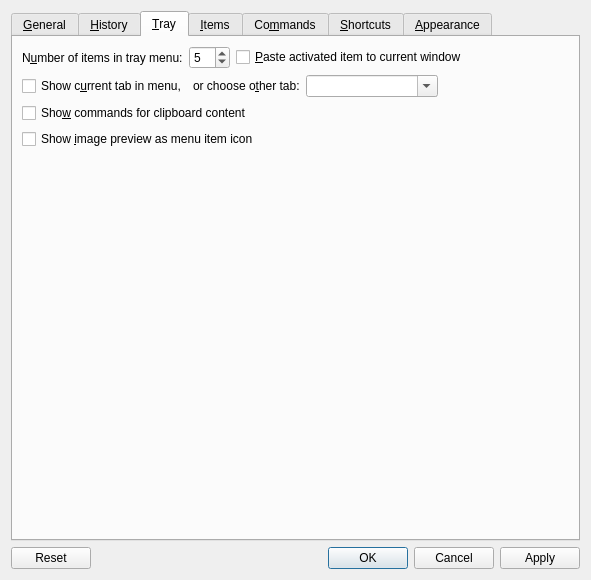
Before: the Qt Designer form src/ui/configurationmanager.ui in hluk/CopyQ, drawn with Qt 5.
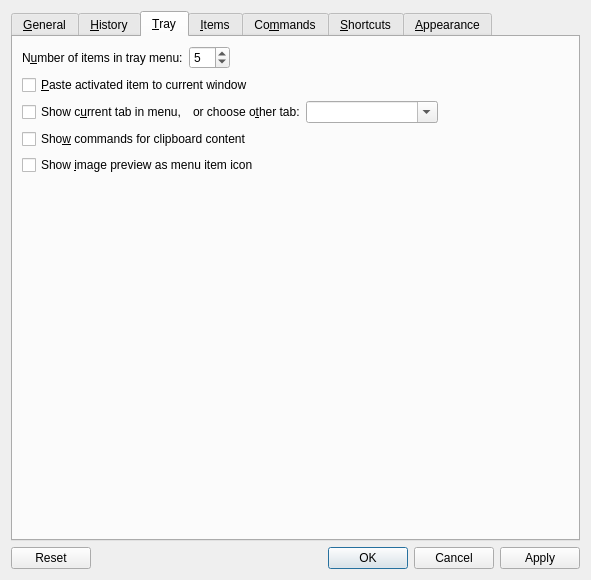
After: the same form once the commit is applied. The open tabs and pages were chosen to show the change. Icons and pictures are not drawn. Custom widgets are drawn as their Qt base class.

Commit message: Minor changes in config dialog

Patch:
```diff
--- a/src/ui/configurationmanager.ui
+++ b/src/ui/configurationmanager.ui
@@ -726,16 +726,6 @@
              </property>
             </widget>
            </item>
-           <item>
-            <widget class="QCheckBox" name="checkBoxPasteMenuItem">
-             <property name="toolTip">
-              <string>Paste item to current window after selecting it in menu.</string>
-             </property>
-             <property name="text">
-              <string>&amp;Paste activated item to current window</string>
-             </property>
-            </widget>
-           </item>
            <item>
             <spacer name="horizontalSpacer_7">
              <property name="orientation">
@@ -751,6 +741,16 @@
            </item>
           </layout>
          </item>
+         <item>
+          <widget class="QCheckBox" name="checkBoxPasteMenuItem">
+           <property name="toolTip">
+            <string>Paste item to current window after selecting it in menu.</string>
+           </property>
+           <property name="text">
+            <string>&amp;Paste activated item to current window</string>
+           </property>
+          </widget>
+         </item>
          <item>
           <layout class="QHBoxLayout" name="horizontalLayout_8">
            <item>
```
Left out of the diff: 5 changed lines with no effect on the pictures. The commit also changes 2 other files.
